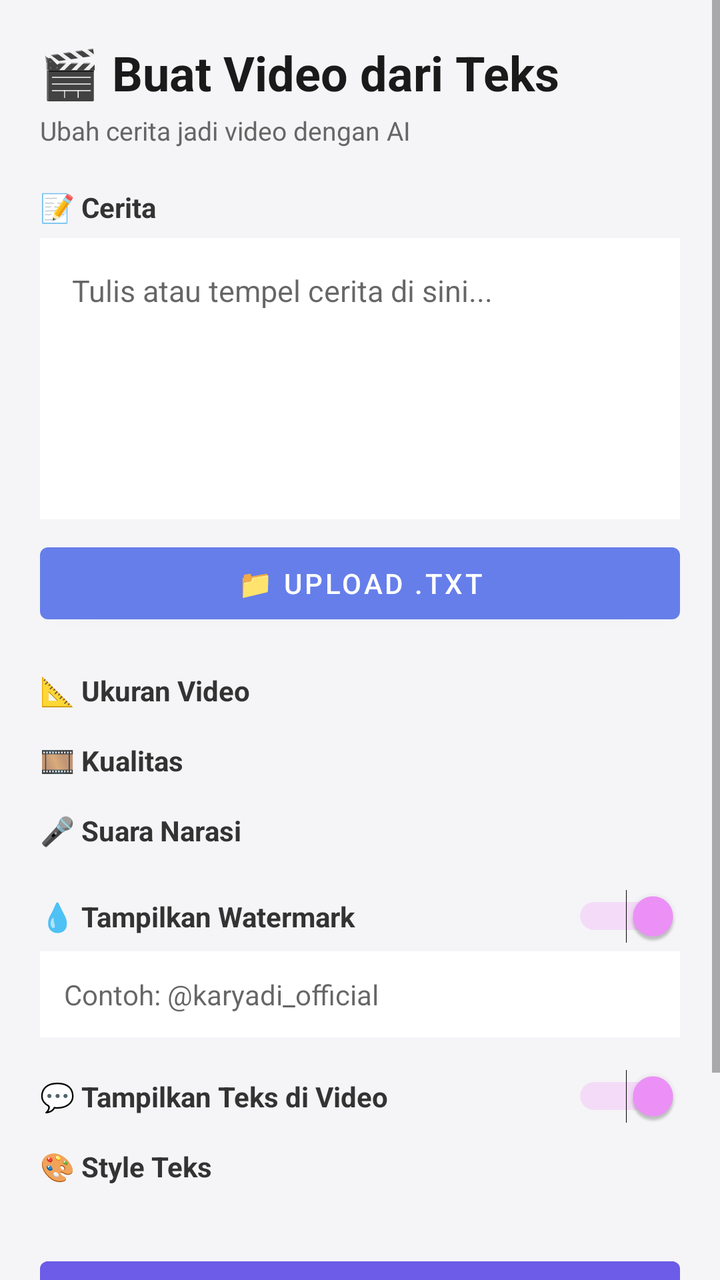
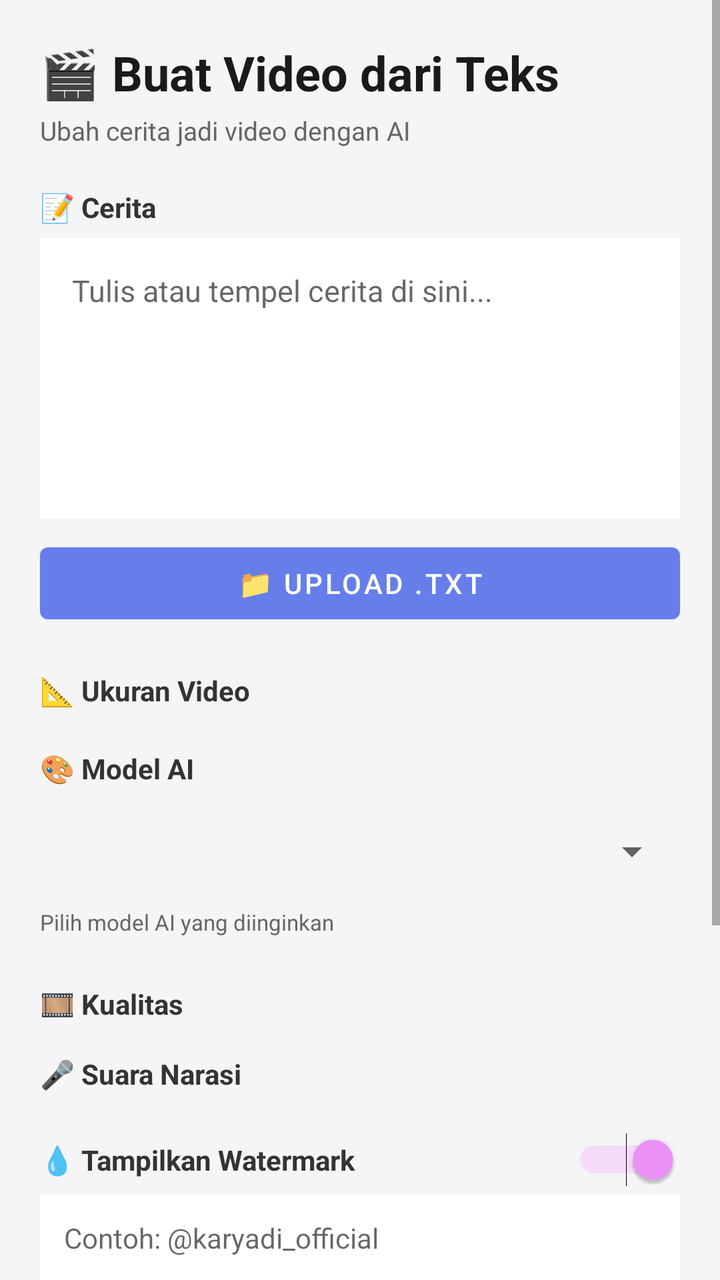

Compare the two renders of this Android layout. The source of the first and the diff that turns it into the second are given below.
<!-- AndroidManifest.xml: application theme Theme.YadVideoEditor -->
<!-- res/layout/activity_text_to_video.xml -->
<?xml version="1.0" encoding="utf-8"?>
<ScrollView xmlns:android="http://schemas.android.com/apk/res/android"
    android:layout_width="match_parent"
    android:layout_height="match_parent"
    android:background="#F5F5F7"
    android:fillViewport="true">
    <LinearLayout
        android:orientation="vertical"
        android:padding="20dp"
        android:layout_width="match_parent"
        android:layout_height="wrap_content">

        <TextView
            android:text="🎬 Buat Video dari Teks"
            android:textSize="24sp"
            android:textStyle="bold"
            android:textColor="#1A1A1A"
            android:layout_marginBottom="4dp"
            android:layout_width="match_parent"
            android:layout_height="wrap_content"/>

        <TextView
            android:text="Ubah cerita jadi video dengan AI"
            android:textSize="13sp"
            android:textColor="#666666"
            android:layout_marginBottom="20dp"
            android:layout_width="match_parent"
            android:layout_height="wrap_content"/>

        <TextView
            android:text="📝 Cerita"
            android:textStyle="bold"
            android:textColor="#333333"
            android:layout_marginBottom="6dp"
            android:layout_width="match_parent"
            android:layout_height="wrap_content"/>

        <EditText
            android:id="@+id/etStory"
            android:hint="Tulis atau tempel cerita di sini..."
            android:gravity="top|start"
            android:inputType="textMultiLine"
            android:minLines="6"
            android:background="#FFFFFF"
            android:padding="16dp"
            android:textSize="15sp"
            android:textColor="#333333"
            android:layout_width="match_parent"
            android:layout_height="wrap_content"/>

        <Button
            android:id="@+id/btnUploadTxt"
            android:text="📁 Upload .txt"
            android:layout_marginTop="8dp"
            android:layout_width="match_parent"
            android:layout_height="wrap_content"/>

        <TextView
            android:text="📐 Ukuran Video"
            android:textStyle="bold"
            android:textColor="#333333"
            android:layout_marginTop="20dp"
            android:layout_marginBottom="4dp"
            android:layout_width="match_parent"
            android:layout_height="wrap_content"/>
        <Spinner
            android:id="@+id/spVideoSize"
            android:background="#FFFFFF"
            android:layout_width="match_parent"
            android:layout_height="wrap_content"/>

        <TextView
            android:text="🎞️ Kualitas"
            android:textStyle="bold"
            android:textColor="#333333"
            android:layout_marginTop="12dp"
            android:layout_marginBottom="4dp"
            android:layout_width="match_parent"
            android:layout_height="wrap_content"/>
        <Spinner
            android:id="@+id/spQuality"
            android:background="#FFFFFF"
            android:layout_width="match_parent"
            android:layout_height="wrap_content"/>

        <TextView
            android:text="🎤 Suara Narasi"
            android:textStyle="bold"
            android:textColor="#333333"
            android:layout_marginTop="12dp"
            android:layout_marginBottom="4dp"
            android:layout_width="match_parent"
            android:layout_height="wrap_content"/>
        <Spinner
            android:id="@+id/spVoice"
            android:background="#FFFFFF"
            android:layout_width="match_parent"
            android:layout_height="wrap_content"/>

        <LinearLayout
            android:orientation="horizontal"
            android:layout_marginTop="16dp"
            android:layout_width="match_parent"
            android:layout_height="wrap_content">
            <TextView
                android:text="💧 Tampilkan Watermark"
                android:textStyle="bold"
                android:textColor="#333333"
                android:layout_weight="1"
                android:layout_width="0dp"
                android:layout_height="wrap_content"/>
            <Switch
                android:id="@+id/swShowWatermark"
                android:checked="true"
                android:layout_width="wrap_content"
                android:layout_height="wrap_content"/>
        </LinearLayout>

        <EditText
            android:id="@+id/etWatermark"
            android:hint="Contoh: @karyadi_official"
            android:background="#FFFFFF"
            android:padding="12dp"
            android:layout_marginTop="4dp"
            android:textSize="14sp"
            android:layout_width="match_parent"
            android:layout_height="wrap_content"/>

        <LinearLayout
            android:orientation="horizontal"
            android:layout_marginTop="16dp"
            android:layout_width="match_parent"
            android:layout_height="wrap_content">
            <TextView
                android:text="💬 Tampilkan Teks di Video"
                android:textStyle="bold"
                android:textColor="#333333"
                android:layout_weight="1"
                android:layout_width="0dp"
                android:layout_height="wrap_content"/>
            <Switch
                android:id="@+id/swShowSubtitle"
                android:checked="true"
                android:layout_width="wrap_content"
                android:layout_height="wrap_content"/>
        </LinearLayout>

        <TextView
            android:text="🎨 Style Teks"
            android:textStyle="bold"
            android:textColor="#333333"
            android:layout_marginTop="12dp"
            android:layout_marginBottom="4dp"
            android:layout_width="match_parent"
            android:layout_height="wrap_content"/>
        <Spinner
            android:id="@+id/spSubtitleStyle"
            android:background="#FFFFFF"
            android:layout_width="match_parent"
            android:layout_height="wrap_content"/>

        <Button
            android:id="@+id/btnGenerate"
            android:text="🎬 MEMBUAT VIDEO"
            android:textSize="16sp"
            android:textStyle="bold"
            android:backgroundTint="#6C5CE7"
            android:textColor="#FFFFFF"
            android:layout_marginTop="28dp"
            android:layout_width="match_parent"
            android:layout_height="60dp"/>

        <LinearLayout
            android:id="@+id/progressContainer"
            android:orientation="vertical"
            android:visibility="gone"
            android:background="#FFFFFF"
            android:padding="16dp"
            android:layout_marginTop="16dp"
            android:layout_width="match_parent"
            android:layout_height="wrap_content">

            <LinearLayout
                android:orientation="horizontal"
                android:layout_width="match_parent"
                android:layout_height="wrap_content">
                <TextView
                    android:text="Progress"
                    android:textStyle="bold"
                    android:textColor="#333333"
                    android:layout_weight="1"
                    android:layout_width="0dp"
                    android:layout_height="wrap_content"/>
                <TextView
                    android:id="@+id/tvPercent"
                    android:text="0%"
                    android:textStyle="bold"
                    android:textColor="#6C5CE7"
                    android:textSize="16sp"
                    android:layout_width="wrap_content"
                    android:layout_height="wrap_content"/>
            </LinearLayout>

            <ProgressBar
                android:id="@+id/progressBar"
                style="?android:attr/progressBarStyleHorizontal"
                android:max="100"
                android:progress="0"
                android:progressTint="#6C5CE7"
                android:layout_marginTop="8dp"
                android:layout_width="match_parent"
                android:layout_height="12dp"/>

            <Button
                android:id="@+id/btnDownloadNow"
                android:text="⬇️ DOWNLOAD / PREVIEW VIDEO"
                android:visibility="gone"
                android:backgroundTint="#00B894"
                android:textColor="#FFFFFF"
                android:textStyle="bold"
                android:layout_marginTop="12dp"
                android:layout_width="match_parent"
                android:layout_height="52dp"/>
        </LinearLayout>

        <TextView
            android:id="@+id/tvStatus"
            android:text="Ready"
            android:padding="14dp"
            android:textColor="#333333"
            android:textSize="14sp"
            android:background="#FFFFFF"
            android:layout_marginTop="12dp"
            android:layout_width="match_parent"
            android:layout_height="wrap_content"/>
    </LinearLayout>
</ScrollView>
<!-- resources referenced by this layout -->
<resources>
  <style name="Theme.YadVideoEditor" parent="Theme.MaterialComponents.DayNight.NoActionBar">
          <item name="colorPrimary">@color/primary</item>
          <item name="colorPrimaryVariant">@color/primary_dark</item>
          <item name="colorOnPrimary">@color/white</item>
          <item name="colorSecondary">@color/accent</item>
          <item name="colorSecondaryVariant">@color/accent_dark</item>
          <item name="colorOnSecondary">@color/white</item>
          <item name="android:statusBarColor">@color/primary_dark</item>
          <item name="android:windowBackground">@color/bg_light</item>
      </style>
  <color name="primary">#667EEA</color>
  <color name="primary_dark">#4C51BF</color>
  <color name="white">#FFFFFF</color>
  <color name="accent">#F093FB</color>
  <color name="accent_dark">#D26FE0</color>
  <color name="bg_light">#F7FAFC</color>
</resources>

<!-- the commit's change to res/layout/activity_text_to_video.xml (unified diff, before → after) -->
@@ -63,6 +63,32 @@
             android:layout_marginBottom="4dp"
             android:layout_width="match_parent"
             android:layout_height="wrap_content"/>
+            
+            <TextView
+                android:text="🎨 Model AI"
+                android:textSize="14sp"
+                android:textStyle="bold"
+                android:textColor="#333333"
+                android:layout_marginTop="16dp"
+                android:layout_marginBottom="8dp"
+                android:layout_width="match_parent"
+                android:layout_height="wrap_content"/>
+
+            <Spinner
+                android:id="@+id/spModel"
+                android:layout_width="match_parent"
+                android:layout_height="48dp"
+                android:layout_marginBottom="4dp"/>
+
+            <TextView
+                android:id="@+id/tvModelInfo"
+                android:text="Pilih model AI yang diinginkan"
+                android:textSize="11sp"
+                android:textColor="#666666"
+                android:layout_marginBottom="12dp"
+                android:layout_width="match_parent"
+                android:layout_height="wrap_content"/>
+
         <Spinner
             android:id="@+id/spVideoSize"
             android:background="#FFFFFF"
